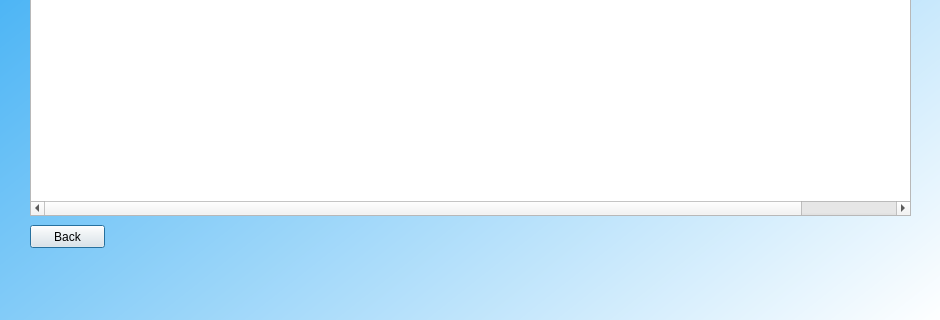
Before: the Qt Designer form ui/output.ui in kietdiep/twitter-scraper, drawn with Qt 5; both pictures show x 0 to 940 and y 405 to 725 of the 940 by 725 pixel window.
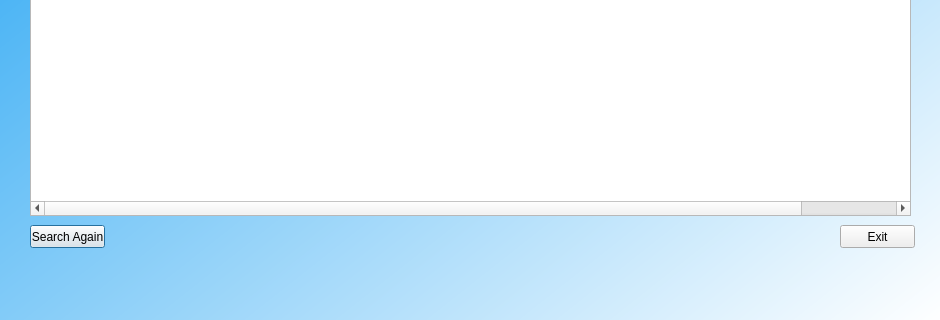
After: the same form once the commit is applied. Icons and pictures are not drawn.

Commit message: removed location search criteria and changed back button to a search again... restarting the program

Patch:
```diff
--- a/ui/output.ui
+++ b/ui/output.ui
@@ -142,7 +142,20 @@
      </rect>
     </property>
     <property name="text">
-     <string>Back</string>
+     <string>Search Again</string>
+    </property>
+   </widget>
+   <widget class="QPushButton" name="closebutton">
+    <property name="geometry">
+     <rect>
+      <x>840</x>
+      <y>630</y>
+      <width>75</width>
+      <height>23</height>
+     </rect>
+    </property>
+    <property name="text">
+     <string>Exit</string>
     </property>
    </widget>
   </widget>
```
Left out of the diff: 2 changed lines with no effect on the pictures. The commit also changes 7 other files.
